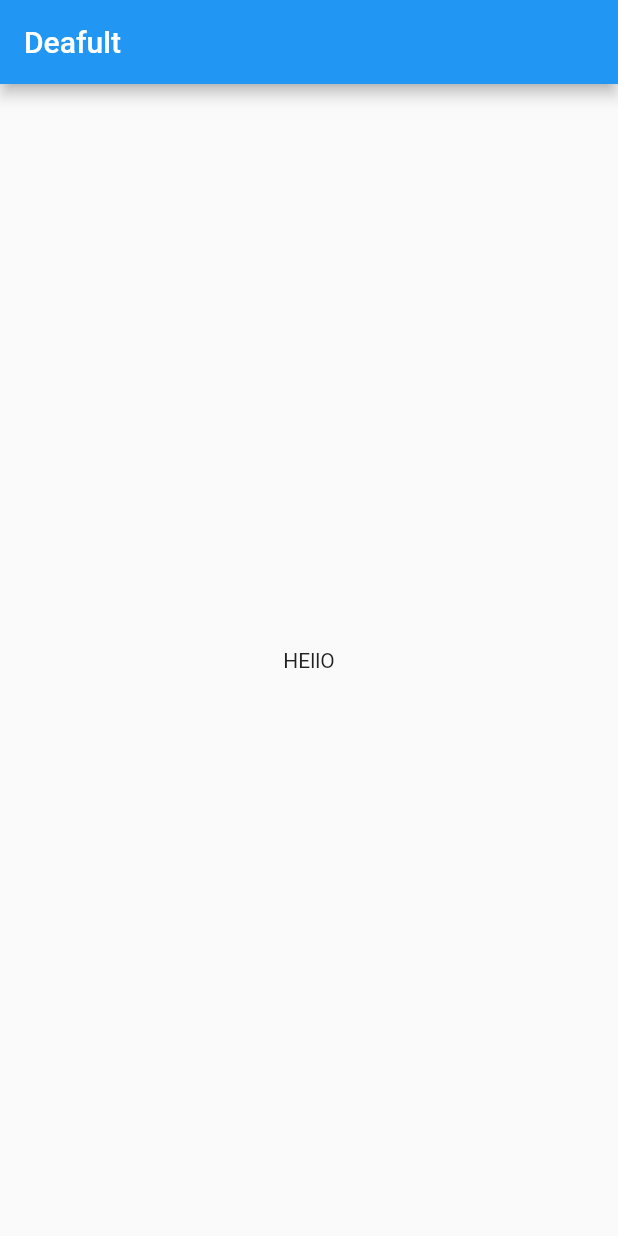
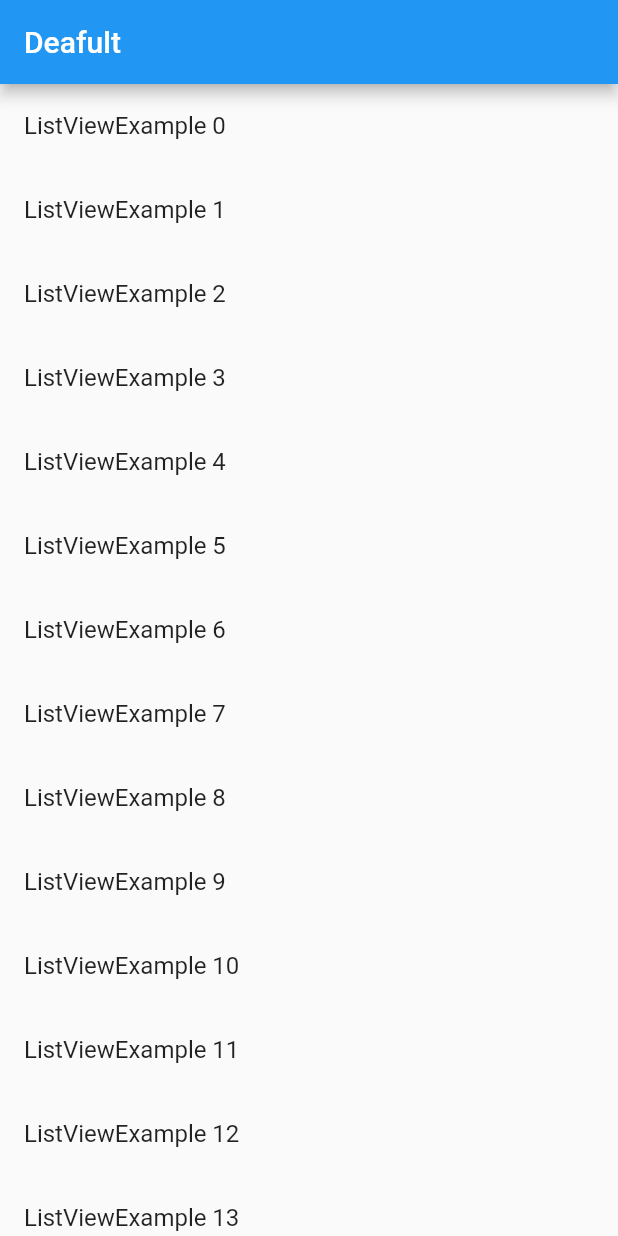
Before and after one commit to Abdusamad98/flutter_nt_ten, a Flutter app: the screen it shows after launch, on a phone screen of 412 x 824 dp. Run offline on Flutter 3.47's test engine with Material 3 defaults, Android fonts, the phone set to English and light mode, and no system bars.

Commit message:
Some changes

```diff
--- a/lib/hello_screen.dart
+++ /dev/null
@@ -1,16 +0,0 @@
-import 'package:flutter/material.dart';
-import 'package:flutter_nt_ten/utils/colors/app_colors.dart';
-
-
-class HelloScreen extends StatelessWidget {
-  const HelloScreen({super.key});
-
-  @override
-  Widget build(BuildContext context) {
-    return Scaffold(
-      backgroundColor: AppColors.white,
-      appBar: AppBar(title: Text("Deafult"),),
-      body: Center(child: const Text("HEllO"),),
-    );
-  }
-}
--- /dev/null
+++ b/lib/list_view_example.dart
@@ -0,0 +1,42 @@
+import 'package:flutter/material.dart';
+import 'package:flutter_nt_ten/utils/colors/app_colors.dart';
+
+class ListViewExample extends StatefulWidget {
+  const ListViewExample({super.key});
+
+  @override
+  State<ListViewExample> createState() => _ListViewExampleState();
+}
+
+class _ListViewExampleState extends State<ListViewExample> {
+  final ScrollController controller = ScrollController();
+
+  @override
+  void initState() {
+    controller.addListener(() {
+      print("SCROLLED TO ${controller.position.pixels}");
+      print("maxScrollExtent ${controller.position.maxScrollExtent}");
+      print("minScrollExtent ${controller.position.minScrollExtent}");
+    });
+    super.initState();
+  }
+
+  @override
+  Widget build(BuildContext context) {
+    return Scaffold(
+      backgroundColor: AppColors.white,
+      appBar: AppBar(
+        title: const Text("Deafult"),
+      ),
+      body: ListView.builder(
+        itemCount: 100,
+        itemBuilder: (context, index) {
+          return ListTile(
+            title: Text("ListViewExample $index"),
+          );
+        },
+        //  itemCount: 100,
+      ),
+    );
+  }
+}
--- a/lib/main.dart
+++ b/lib/main.dart
@@ -1,12 +1,25 @@
 import 'package:flutter/material.dart';
-import 'package:flutter_nt_ten/hello_screen.dart';
+import 'package:flutter_nt_ten/list_view_example.dart';
 
 void main() {
-  runApp(
-    MaterialApp(
+  runApp(MyApp());
+
+
+
+
+
+
+}
+
+class MyApp extends StatelessWidget {
+  const MyApp({super.key});
+
+  @override
+  Widget build(BuildContext context) {
+    return MaterialApp(
       debugShowCheckedModeBanner: false,
       theme: ThemeData(useMaterial3: false),
-      home: HelloScreen(),
-    ),
-  );
+      home: ListViewExample(),
+    );
+  }
 }
```
